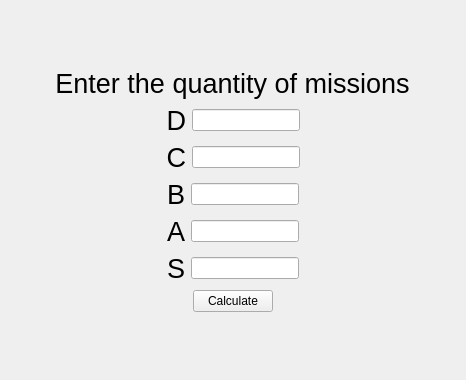
This is widget.ui in XuanWu108/NinjaIncome as Qt 5 draws it before an edit. The edited form follows.
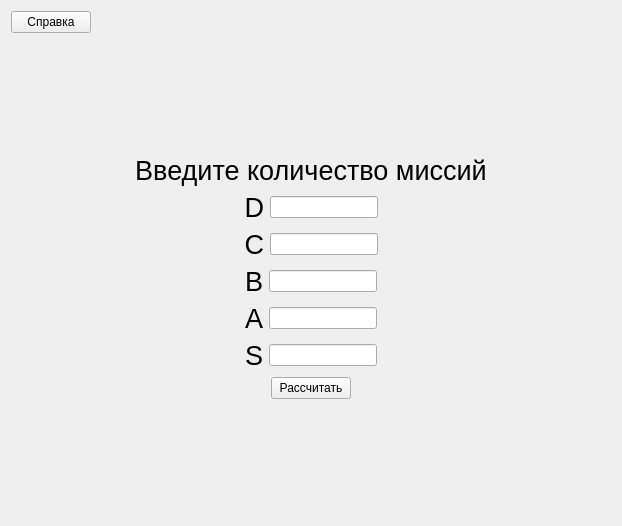
This is the edited form.

Commit message: updated result window

Diff of the .ui file:
```diff
--- a/widget.ui
+++ b/widget.ui
@@ -6,8 +6,8 @@
    <rect>
     <x>0</x>
     <y>0</y>
-    <width>466</width>
-    <height>380</height>
+    <width>622</width>
+    <height>526</height>
    </rect>
   </property>
   <property name="sizePolicy">
@@ -20,6 +20,19 @@
    <string>Widget</string>
   </property>
   <layout class="QVBoxLayout" name="verticalLayout_3">
+   <item>
+    <widget class="QPushButton" name="pushButton_2">
+     <property name="sizePolicy">
+      <sizepolicy hsizetype="Maximum" vsizetype="Fixed">
+       <horstretch>0</horstretch>
+       <verstretch>0</verstretch>
+      </sizepolicy>
+     </property>
+     <property name="text">
+      <string>Справка</string>
+     </property>
+    </widget>
+   </item>
    <item>
     <spacer name="verticalSpacer_2">
      <property name="orientation">
@@ -43,7 +56,7 @@
         </font>
        </property>
        <property name="text">
-        <string>Enter the quantity of missions</string>
+        <string>Введите количество миссий</string>
        </property>
        <property name="alignment">
         <set>Qt::AlignCenter</set>
@@ -428,7 +441,7 @@
         </sizepolicy>
        </property>
        <property name="text">
-        <string>Calculate</string>
+        <string>Рассчитать</string>
        </property>
       </widget>
      </item>
```
The commit also changes 7 other files.
